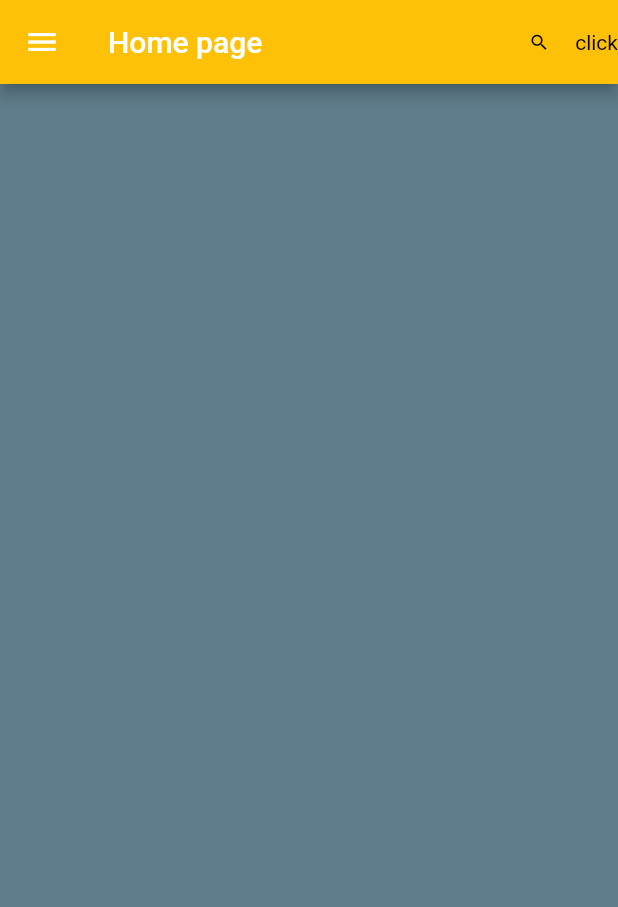
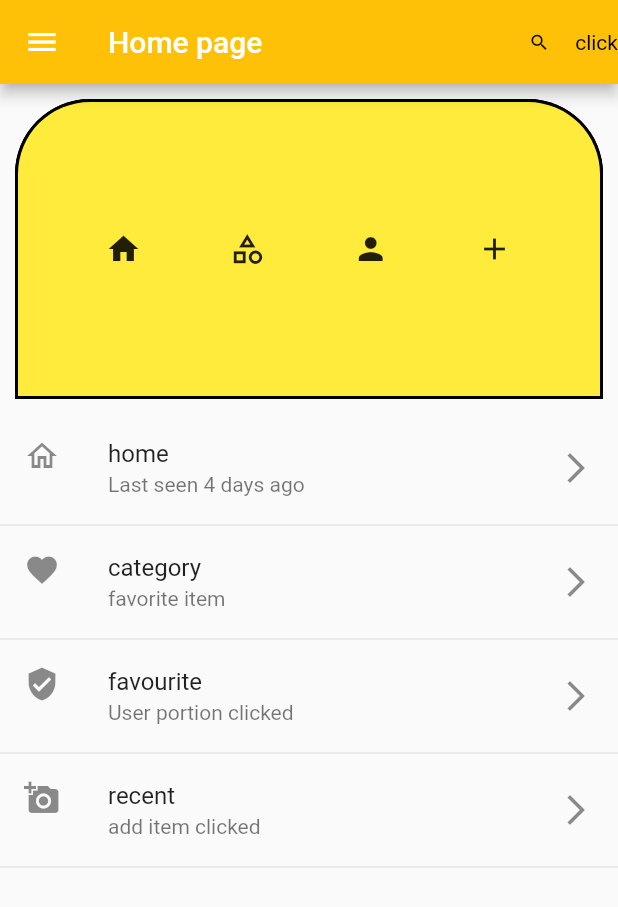
Before and after one commit to bdmamuncse/sazzad_lecture_08, a Flutter app: the screen it shows after launch, on a phone screen of 412 x 824 dp. Shown: the top 907 px of the screen. Run offline on Flutter 3.47's test engine with Material 2 defaults, Android fonts, the phone set to English and light mode, and no system bars; our stand-ins replace fluttertoast.

Commit message:
Complete class8

```diff
--- a/lib/home_screen.dart
+++ b/lib/home_screen.dart
@@ -1,4 +1,5 @@
 import 'package:flutter/material.dart';
+import 'package:fluttertoast/fluttertoast.dart';
 
 class HomeScreen extends StatefulWidget {
   const HomeScreen({Key? key}) : super(key: key);
@@ -69,12 +70,15 @@ class _HomeScreenState extends State<HomeScreen> {
              title: Text(drawerItem[0]),
              subtitle: const Text('testing 2 more'),
              leading: const Icon(Icons.home_outlined),
-             trailing: Icon(Icons.arrow_forward_ios),
+             trailing: const Icon(Icons.arrow_forward_ios),
              onTap: (){
+               Fluttertoast.showToast(
+                   msg: 'Login Success',
+               );
                print('${drawerItem[0]} item clicked');
              },
              onLongPress: (){
-               print('${drawerItem[0]} item clicked');
+               Fluttertoast.showToast(msg: 'Home Long pressed');
              },
 
              // leading: Icon(Icons.supervised_user_circle),
@@ -86,12 +90,13 @@ class _HomeScreenState extends State<HomeScreen> {
              leading: const Icon(Icons.category),
              trailing: const Icon(Icons.arrow_forward_ios),
              onTap: (){
+               Fluttertoast.showToast(msg:'Category pressed',);
                print('${drawerItem[1]} item clicked');
              },
 
              // leading: Icon(Icons.supervised_user_circle),
            ),
-           Divider(height: 1,),
+           const Divider(height: 1,),
            ListTile(
              title: Text(drawerItem[2]),
              subtitle: const Text('testing 2 more'),
@@ -100,12 +105,12 @@ class _HomeScreenState extends State<HomeScreen> {
 
              // leading: Icon(Icons.supervised_user_circle),
            ),
-           Divider(height: 1,),
+           const Divider(height: 1,),
            ListTile(
              title: Text(drawerItem[3]),
              subtitle: const Text('testing 2 more'),
              leading: const Icon(Icons.recent_actors_outlined),
-             trailing: Icon(Icons.arrow_forward_ios),
+             trailing: const Icon(Icons.arrow_forward_ios),
 
              // leading: Icon(Icons.supervised_user_circle),
            ),
@@ -114,7 +119,112 @@ class _HomeScreenState extends State<HomeScreen> {
        ),
      ),
      body: Container(
-       color: Colors.blueGrey,
+       // color: Colors.blueGrey,
+       child: SingleChildScrollView(
+         scrollDirection: Axis.vertical,
+         child: Column(
+           children: [
+             Container(
+               alignment: Alignment.centerLeft,
+               margin: const EdgeInsets.all(10),
+               height: 200,
+               width: double.infinity,
+               decoration: BoxDecoration(
+                 color: Colors.yellow,
+                 borderRadius: const BorderRadius.only(
+                   topLeft: Radius.circular(50),
+                   topRight: Radius.circular(50),
+                 ),
+                 border: Border.all(color: Colors.black,width: 2),
+                 boxShadow: const [BoxShadow(color: Colors.black),],
+               ),
+               child: Row(
+                 crossAxisAlignment: CrossAxisAlignment.center,
+                 mainAxisAlignment: MainAxisAlignment.spaceEvenly,
+                 children: const [
+                   Icon(Icons.home),
+                   Icon(Icons.category_outlined),
+                   Icon(Icons.person),
+                   Icon(Icons.add),
+                 ],
+               ),
+             ),
+             ListTile(
+               title: Text(drawerItem[0]),
+               subtitle: Text('Last seen 4 days ago'),
+               leading: Icon(Icons.home_outlined),
+               trailing: Icon(Icons.arrow_forward_ios),
+               onTap: (){
+                 Fluttertoast.showToast(
+                   msg: 'Login success',
+                 );
+                 print('${drawerItem[0]} item clicked');
+               },
+               onLongPress: (){
+                 Fluttertoast.showToast(
+                     msg: 'Home Long Pressed',
+                 );
+               },
+             ),
+             Divider(height: 4,),
+             ListTile(
+               title: Text(drawerItem[1]),
+               subtitle: Text('favorite item'),
+               leading: Icon(Icons.favorite),
+               trailing: Icon(Icons.arrow_forward_ios),
+               onTap: (){
+                 Fluttertoast.showToast(
+                   msg: 'favorite item',
+                 );
+                 print('${drawerItem[1]} item clicked');
+               },
+               onLongPress: (){
+                 Fluttertoast.showToast(
+                   msg: 'favorite item Long Pressed',
+                 );
+               },
+             ),
+             Divider(height: 4,),
+             ListTile(
+               title: Text(drawerItem[2]),
+               subtitle: Text('User portion clicked'),
+               leading: Icon(Icons.verified_user),
+               trailing: Icon(Icons.arrow_forward_ios),
+               onTap: (){
+                 Fluttertoast.showToast(
+                   msg: 'User portion clicked',
+                 );
+                 print('${drawerItem[2]} item clicked');
+               },
+               onLongPress: (){
+                 Fluttertoast.showToast(
+                   msg: 'User portion clicked Long Pressed',
+                 );
+               },
+             ),
+             Divider(height: 4,),
+             ListTile(
+               title: Text(drawerItem[3]),
+               subtitle: Text('add item clicked'),
+               leading: Icon(Icons.add_a_photo),
+               trailing: Icon(Icons.arrow_forward_ios),
+               onTap: (){
+                 Fluttertoast.showToast(
+                   msg: 'add item clicked',
+                 );
+                 print('${drawerItem[3]} item clicked');
+               },
+               onLongPress: (){
+                 Fluttertoast.showToast(
+                   msg: 'add item clicked Long Pressed',
+                 );
+               },
+             ),
+             Divider(height: 4,),
+
+           ],
+         ),
+       ),
      ),
    );
   }
--- a/pubspec.yaml
+++ b/pubspec.yaml
@@ -29,11 +29,10 @@ environment:
 dependencies:
   flutter:
     sdk: flutter
-
-
   # The following adds the Cupertino Icons font to your application.
   # Use with the CupertinoIcons class for iOS style icons.
   cupertino_icons: ^1.0.2
+  fluttertoast: ^8.0.8
 
 dev_dependencies:
   flutter_test:
```
Also changed, not shown: pubspec.lock.
